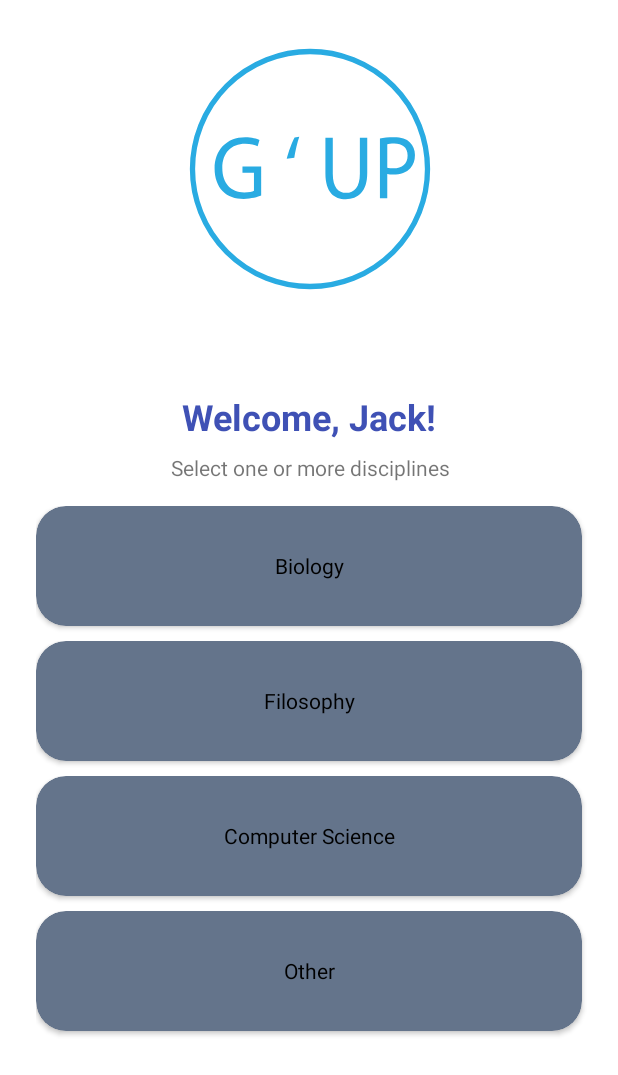
After one commit to contug/G-UP, an Android app: the SettingsActivity screen opened directly, with no data from a screen before it, on a phone screen of 412 x 824 dp. The commit adds this screen. Shown: the top 1075 px of the screen. Run offline under Robolectric (Android 15) with nearby library versions, the phone set to English and light mode, and no system bars.

Commit message:
Added field of study UI

```diff
--- a/app/src/main/AndroidManifest.xml
+++ b/app/src/main/AndroidManifest.xml
@@ -9,32 +9,28 @@
         android:roundIcon="@mipmap/ic_launcher_round"
         android:supportsRtl="true"
         android:theme="@style/Theme.GUP">
-
+        <activity
+            android:name=".ui.settings.SettingsActivity"
+            android:exported="false" />
         <activity
             android:name=".ui.LaunchScreenActivity"
             android:exported="true">
-
             <intent-filter>
                 <action android:name="android.intent.action.MAIN" />
 
                 <category android:name="android.intent.category.LAUNCHER" />
             </intent-filter>
-
         </activity>
-
         <activity
             android:name=".ui.authentication.AuthenticationActivity"
             android:exported="false" />
-
         <activity
             android:name=".ui.main.CreateGroupActivity"
             android:exported="false"
             android:theme="@style/Theme.CreateGroupActivity" />
-
         <activity
             android:name=".ui.MainActivity"
-            android:exported="false"/>
-
+            android:exported="false" />
     </application>
 
 </manifest>
--- /dev/null
+++ b/app/src/main/java/it/unimib/gup/adapter/SettingsFieldOfStudyAdapter.java
@@ -0,0 +1,44 @@
+package it.unimib.gup.adapter;
+
+import android.content.Context;
+import android.util.Log;
+import android.view.LayoutInflater;
+import android.view.View;
+import android.view.ViewGroup;
+import android.widget.ArrayAdapter;
+import android.widget.TextView;
+
+import androidx.annotation.NonNull;
+import androidx.annotation.Nullable;
+
+import it.unimib.gup.R;
+import it.unimib.gup.ui.settings.FieldOfStudy;
+
+public class SettingsFieldOfStudyAdapter extends ArrayAdapter<FieldOfStudy>{
+    private final String TAG = "SETTINGS_FIELD_OF_STUDY_ADAPTER";
+
+    private FieldOfStudy[] mFieldOfStudy;
+
+    public SettingsFieldOfStudyAdapter(@NonNull Context context, int resource, @NonNull FieldOfStudy[] objects) {
+        super(context, resource, objects);
+        mFieldOfStudy = objects;
+    }
+
+    @NonNull
+    @Override
+    public View getView(int position, @Nullable View convertView, @NonNull ViewGroup parent) {
+        if (convertView == null) {
+            convertView = LayoutInflater.from(parent.getContext()).inflate(R.layout.settings_field_of_study_option, parent,false);
+        }
+
+        Log.d(TAG, mFieldOfStudy[position].toString());
+
+        ((TextView) convertView.findViewById(R.id.setting_field_of_study_name))
+                .setText(mFieldOfStudy[position].getName());
+
+//        ((TextView) convertView.findViewById(R.id.setting_field_of_study_name))
+//                .setBackground(mFieldOfStudy[position].getName());
+
+        return convertView;
+    }
+}
--- a/app/src/main/java/it/unimib/gup/ui/main/AccountFragment.java
+++ b/app/src/main/java/it/unimib/gup/ui/main/AccountFragment.java
@@ -24,6 +24,7 @@ import com.google.firebase.auth.FirebaseUser;
 
 import it.unimib.gup.R;
 import it.unimib.gup.ui.authentication.AuthenticationActivity;
+import it.unimib.gup.ui.settings.SettingsActivity;
 import it.unimib.gup.utils.SharedPreferencesProvider;
 
 public class AccountFragment extends Fragment {
@@ -65,6 +66,8 @@ public class AccountFragment extends Fragment {
             sharedPreferencesProvider.deleteAll();
             startActivity(new Intent(requireActivity(), AuthenticationActivity.class));
             requireActivity().finish();
+        } else if (item.getItemId() == R.id.settings) {
+            startActivity(new Intent(requireActivity(), SettingsActivity.class));
         }
         return super.onOptionsItemSelected(item);
     }
--- /dev/null
+++ b/app/src/main/java/it/unimib/gup/ui/settings/FieldOfStudy.java
@@ -0,0 +1,67 @@
+package it.unimib.gup.ui.settings;
+
+import android.os.Parcel;
+import android.os.Parcelable;
+
+public class FieldOfStudy implements Parcelable {
+    private String name;
+    private String color;
+
+    public FieldOfStudy(String name, String color) {
+        this.name = name;
+        this.color = color;
+    }
+
+    public String getName() {
+        return name;
+    }
+
+    public String getColor() {
+        return color;
+    }
+
+    public void setName(String name) {
+        this.name = name;
+    }
+
+    public void setColor(String color) {
+        this.color = color;
+    }
+
+    @Override
+    public String toString() {
+        return "FieldOfStudy{" +
+                "name='" + name + '\'' +
+                ", color=" + color +
+                '}';
+    }
+
+
+    @Override
+    public int describeContents() {
+        return 0;
+    }
+
+    @Override
+    public void writeToParcel(Parcel dest, int flags) {
+        dest.writeString(this.name);
+        dest.writeString(this.color);
+    }
+
+    protected FieldOfStudy(Parcel in) {
+        this.name = in.readString();
+        this.color = in.readString();
+    }
+
+    public static final Creator<FieldOfStudy> CREATOR = new Creator<FieldOfStudy>() {
+        @Override
+        public FieldOfStudy createFromParcel(Parcel source) {
+            return new FieldOfStudy(source);
+        }
+
+        @Override
+        public FieldOfStudy[] newArray(int size) {
+            return new FieldOfStudy[size];
+        }
+    };
+}
--- /dev/null
+++ b/app/src/main/java/it/unimib/gup/ui/settings/SettingsActivity.java
@@ -0,0 +1,39 @@
+package it.unimib.gup.ui.settings;
+
+import androidx.appcompat.app.AppCompatActivity;
+
+import android.os.Bundle;
+import android.util.Log;
+import android.view.View;
+import android.widget.ArrayAdapter;
+import android.widget.GridView;
+import android.widget.ListView;
+
+import it.unimib.gup.R;
+import it.unimib.gup.adapter.SettingsFieldOfStudyAdapter;
+
+public class SettingsActivity extends AppCompatActivity {
+    private final String TAG = "SETTINGS_ACTIVITY";
+
+    private FieldOfStudy[] fieldOfStudies;
+
+    @Override
+    protected void onCreate(Bundle savedInstanceState) {
+        super.onCreate(savedInstanceState);
+        setContentView(R.layout.activity_settings);
+
+        fieldOfStudies = new FieldOfStudy[4];
+
+        fieldOfStudies[0] = new FieldOfStudy("Biology", "#666666");
+        fieldOfStudies[1] = new FieldOfStudy("Filosophy", "#333333");
+        fieldOfStudies[2] = new FieldOfStudy("Computer Science", "#666666");
+        fieldOfStudies[3] = new FieldOfStudy("Other", "#333333");
+
+
+        GridView mFieldOfStudyGridView = findViewById(R.id.fos_selection_grid);
+
+        SettingsFieldOfStudyAdapter adapter = new SettingsFieldOfStudyAdapter(this, android.R.layout.simple_list_item_1, fieldOfStudies);
+
+        mFieldOfStudyGridView.setAdapter(adapter);
+    }
+}
--- /dev/null
+++ b/app/src/main/res/layout/activity_settings.xml
@@ -0,0 +1,65 @@
+<?xml version="1.0" encoding="utf-8"?>
+<androidx.constraintlayout.widget.ConstraintLayout xmlns:android="http://schemas.android.com/apk/res/android"
+    xmlns:app="http://schemas.android.com/apk/res-auto"
+    xmlns:tools="http://schemas.android.com/tools"
+    android:id="@+id/frameLayout"
+    android:layout_width="match_parent"
+    android:layout_height="match_parent"
+    tools:context=".ui.settings.SettingsActivity">
+
+    <ImageView
+        android:id="@+id/imageView4"
+        android:layout_width="416dp"
+        android:layout_height="225dp"
+        android:src="@drawable/ic_gup_icon"
+        app:layout_constraintEnd_toEndOf="parent"
+        app:layout_constraintStart_toStartOf="parent"
+        app:layout_constraintTop_toTopOf="parent" />
+
+    <TextView
+        android:id="@+id/textView"
+        android:layout_width="wrap_content"
+        android:layout_height="wrap_content"
+        android:layout_marginTop="36dp"
+        android:text="@string/fos_selection_title"
+        android:textColor="@color/indigo"
+        android:textSize="24sp"
+        android:textStyle="bold"
+        app:layout_constraintEnd_toEndOf="parent"
+        app:layout_constraintStart_toStartOf="parent"
+        app:layout_constraintTop_toBottomOf="@+id/imageView4" />
+
+    <TextView
+        android:id="@+id/textView3"
+        android:layout_width="wrap_content"
+        android:layout_height="wrap_content"
+        android:layout_marginTop="8dp"
+        android:text="@string/fos_selection_subtitle"
+        app:layout_constraintEnd_toEndOf="@+id/textView"
+        app:layout_constraintHorizontal_bias="0.495"
+        app:layout_constraintStart_toStartOf="@+id/textView"
+        app:layout_constraintTop_toBottomOf="@+id/textView" />
+
+    <GridView
+        android:id="@+id/fos_selection_grid"
+        android:layout_height="wrap_content"
+        android:layout_width="match_parent"
+        android:layout_marginStart="24dp"
+        android:layout_marginTop="16dp"
+        android:layout_marginEnd="14dp"
+        android:columnCount="2"
+        android:orientation="horizontal"
+        app:layout_constraintEnd_toEndOf="parent"
+        app:layout_constraintStart_toStartOf="parent"
+        app:layout_constraintTop_toBottomOf="@+id/textView3"/>
+
+    <ListView
+        android:id="@+id/asd"
+        android:layout_width="wrap_content"
+        android:layout_height="wrap_content"
+        app:layout_constraintEnd_toEndOf="parent"
+        app:layout_constraintStart_toStartOf="parent"
+        app:layout_constraintTop_toBottomOf="@+id/fos_selection_grid" />
+
+
+</androidx.constraintlayout.widget.ConstraintLayout>
--- /dev/null
+++ b/app/src/main/res/layout/settings_field_of_study_option.xml
@@ -0,0 +1,31 @@
+<?xml version="1.0" encoding="utf-8"?>
+<LinearLayout xmlns:android="http://schemas.android.com/apk/res/android"
+    android:layout_width="match_parent"
+    android:layout_height="match_parent"
+    xmlns:tools="http://schemas.android.com/tools"
+    android:layout_columnWeight="1"
+    android:clickable="false"
+    tools:context=".ui.MainActivity"
+    xmlns:app="http://schemas.android.com/apk/res-auto">
+
+    <androidx.cardview.widget.CardView
+        android:id="@+id/setting_field_of_study_option"
+        android:layout_width="match_parent"
+        android:layout_height="80dp"
+        android:layout_marginEnd="10dp"
+        android:layout_columnWeight="1"
+        android:layout_marginBottom="10dp"
+        android:backgroundTint="@color/fos_others"
+        android:clickable="true"
+        app:cardCornerRadius="20dp">
+
+        <TextView
+            android:id="@+id/setting_field_of_study_name"
+            android:layout_width="match_parent"
+            android:layout_height="match_parent"
+            android:gravity="center"
+            android:text="@string/fos_others"
+            android:textColor="@color/black" />
+    </androidx.cardview.widget.CardView>
+
+</LinearLayout>
--- a/app/src/main/res/menu/account_fragment_menu.xml
+++ b/app/src/main/res/menu/account_fragment_menu.xml
@@ -6,4 +6,8 @@
         android:id="@+id/logout"
         android:title="@string/logout"
         app:showAsAction="never" />
+    <item
+        android:id="@+id/settings"
+        android:title="@string/settings"
+        app:showAsAction="never" />
 </menu>
--- a/app/src/main/res/values/colors.xml
+++ b/app/src/main/res/values/colors.xml
@@ -14,4 +14,11 @@
 
     <color name="gup_color">#29ABE2</color>
 
+    <color name="fos_computer_science">#22c55e</color>
+    <color name="fos_biology">#eab308</color>
+    <color name="fos_literature">#06b6d4</color>
+    <color name="fos_physics">#3b82f6</color>
+    <color name="fos_psychology">#f97316</color>
+    <color name="fos_others">#64748b</color>
+
 </resources>
--- a/app/src/main/res/values/strings.xml
+++ b/app/src/main/res/values/strings.xml
@@ -53,4 +53,8 @@
     <string name="authentication_failure">An error occurred</string>
     <string name="invalid_auth_input">Insert Email and Password</string>
     <string name="logout">Logout</string>
+    <string name="settings">Settings</string>
+
+    <string name="fos_selection_title">Welcome, Jack!</string>
+    <string name="fos_selection_subtitle">Select one or more disciplines</string>
 </resources>
```
